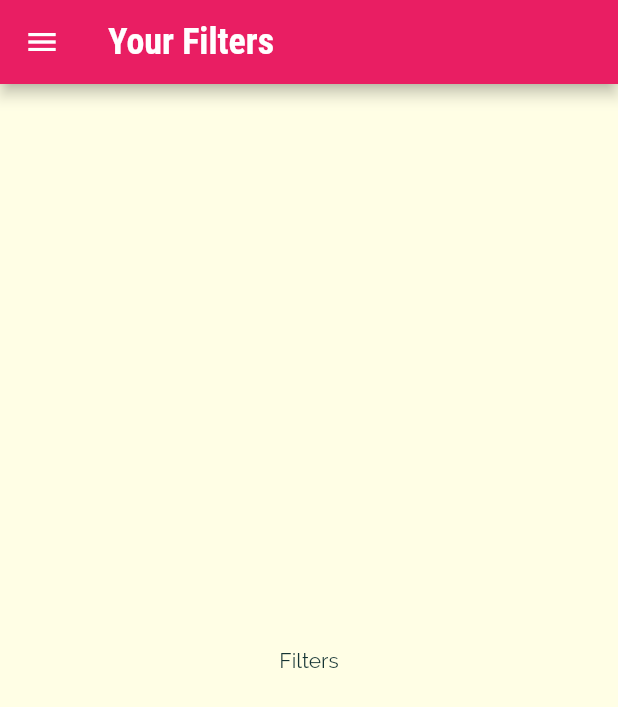
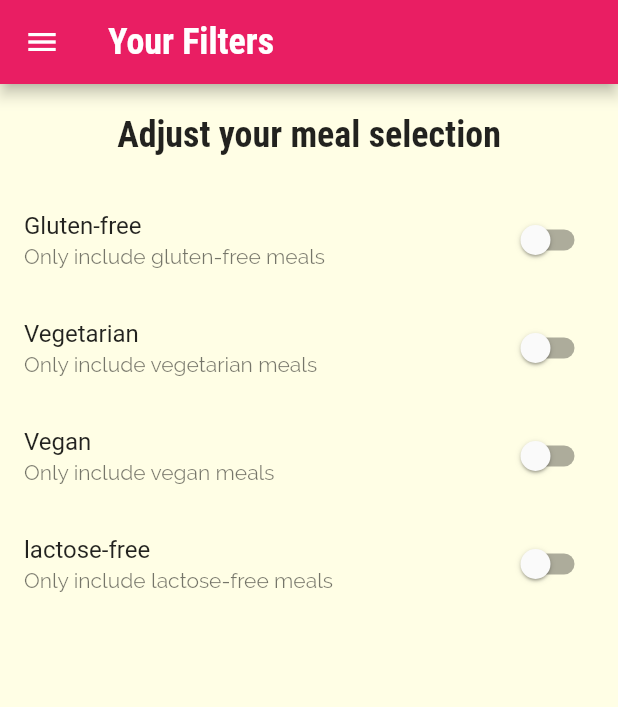
Before and after one commit to samuel-owie/meals_app, a Flutter app: the FiltersScreen screen opened by its route, on a phone screen of 412 x 824 dp. Shown: the top 707 px of the screen. Run offline on Flutter 3.47's test engine with Material 2 defaults, Android fonts, the phone set to English and light mode, and no system bars.

Commit message:
Filters added

```diff
--- a/lib/screens/category_meals_screen.dart
+++ b/lib/screens/category_meals_screen.dart
@@ -16,11 +16,13 @@ class _CategoryMealsScreenState extends State<CategoryMealsScreen> {
 
 String categoryTitle;
 List<Meal> displayedMeals;
+var _loadedInitData = false;
 
 
 @override
   void didChangeDependencies() {
     // TODO: implement didChangeDependencies
+    if(!_loadedInitData){
       final routeArgs =
         ModalRoute.of(context).settings.arguments as Map<String, String>;
 
@@ -31,6 +33,8 @@ List<Meal> displayedMeals;
         return meal.categories.contains(categoryId);
       }).toList();
 
+      _loadedInitData = true;
+    }
     super.didChangeDependencies();
   }
 
--- a/lib/screens/filters_screen.dart
+++ b/lib/screens/filters_screen.dart
@@ -3,9 +3,35 @@ import 'package:flutter/material.dart';
 
 import '../widgets/main_drawer.dart';
 
-class FiltersScreen extends StatelessWidget {
+class FiltersScreen extends StatefulWidget {
 
   static const routeName = '/filters';
+
+  @override
+  _FiltersScreenState createState() => _FiltersScreenState();
+}
+
+class _FiltersScreenState extends State<FiltersScreen> {
+
+  var _glutenFree = false;
+  var _vegetarian = false;
+  var _vegan = false;
+  var _lactoseFree = false;
+
+  Widget _buildSwitchListTile(
+    String title,
+    String description,
+    bool currentValue,
+    Function updateValue,
+  ){
+
+    return SwitchListTile(
+                  title: Text(title),
+                  subtitle: Text(description),
+                  value: currentValue,
+                  onChanged: updateValue,
+                 );
+  }
 
   @override
   Widget build(BuildContext context) {
@@ -14,8 +40,62 @@ class FiltersScreen extends StatelessWidget {
         title: Text('Your Filters'),
         ),
       drawer: MainDrawer(),
-      body: Center(
-        child: Text('Filters'),
+      body: Column(
+        children: <Widget>[
+          Container(
+            padding: EdgeInsets.all(20),
+            child: Text(
+              'Adjust your meal selection',
+              style: Theme.of(context).textTheme.headline6,
+              ),
+          ),
+          Expanded(
+            child: ListView(
+              children: <Widget>[
+                _buildSwitchListTile(
+                  'Gluten-free',
+                  'Only include gluten-free meals',
+                  _glutenFree,
+                  (newValue){
+                    setState(() {
+                      _glutenFree = newValue;
+                    });
+                  }
+                ),
+                _buildSwitchListTile(
+                  'Vegetarian',
+                  'Only include vegetarian meals',
+                  _vegetarian,
+                  (newValue){
+                    setState(() {
+                      _vegetarian = newValue;
+                    });
+                  }
+                ),
+                _buildSwitchListTile(
+                  'Vegan',
+                  'Only include vegan meals',
+                  _vegan,
+                  (newValue){
+                    setState(() {
+                      _vegan = newValue;
+                    });
+                  }
+                ),
+                _buildSwitchListTile(
+                  'lactose-free',
+                  'Only include lactose-free meals',
+                  _lactoseFree,
+                  (newValue){
+                    setState(() {
+                      _lactoseFree = newValue;
+                    });
+                  }
+                ),
+              ],
+            )
+          )
+        ]
       ),
     );
   }
```
Lines whose indentation alone changed are shown as unchanged.
